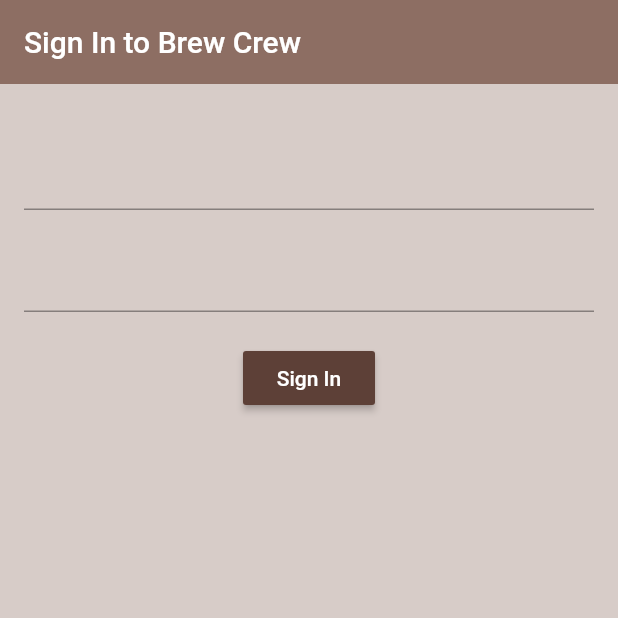
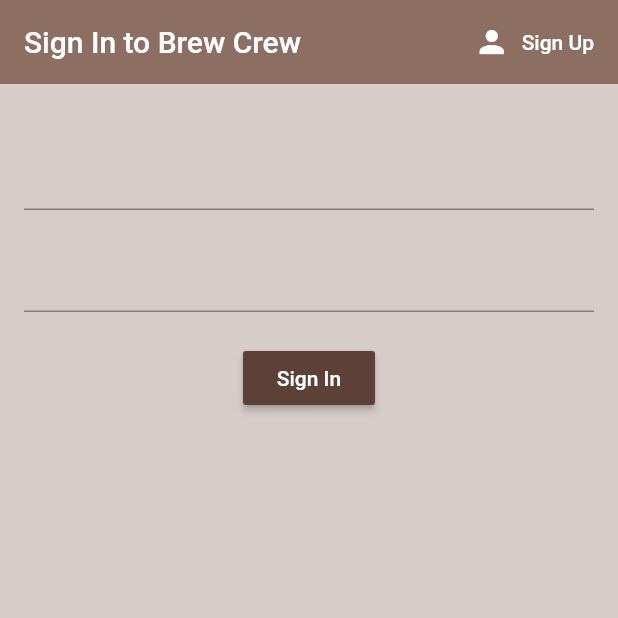
Before and after one commit to joeloudjinz/flutter_coffee, a Flutter app: the screen it shows after launch, on a phone screen of 412 x 824 dp, the top half of it. Run offline on Flutter 3.47's test engine with Material 2 defaults, Android fonts, the phone set to English and light mode, and no system bars; our stand-ins replace firebase_auth; accounts and stored records are empty.

Commit message:
Toggling between sign in & register widgets

```diff
--- a/lib/screens/authenticate/authenticate.dart
+++ b/lib/screens/authenticate/authenticate.dart
@@ -1,3 +1,4 @@
+import 'package:brew_crew/screens/authenticate/register.dart';
 import 'package:brew_crew/screens/authenticate/sign_in.dart';
 import 'package:flutter/material.dart';
 
@@ -7,10 +8,15 @@ class Authenticate extends StatefulWidget {
 }
 
 class _AuthenticateState extends State<Authenticate> {
+  bool doShowSignInWidget = true;
+  void toggleView() {
+    doShowSignInWidget = !doShowSignInWidget;
+  }
+
   @override
   Widget build(BuildContext context) {
-    return Container(
-      child: SignIn(),
-    );
+    return doShowSignInWidget
+        ? SignIn(toggleView: toggleView)
+        : Register(toggleView: toggleView);
   }
 }
--- a/lib/screens/authenticate/sign_in.dart
+++ b/lib/screens/authenticate/sign_in.dart
@@ -2,6 +2,9 @@ import 'package:brew_crew/services/auth.dart';
 import 'package:flutter/material.dart';
 
 class SignIn extends StatefulWidget {
+  final Function toggleView;
+
+  SignIn({this.toggleView});
   @override
   _SignInState createState() => _SignInState();
 }
@@ -18,6 +21,25 @@ class _SignInState extends State<SignIn> {
         backgroundColor: Colors.brown[400],
         elevation: 0.0,
         title: Text('Sign In to Brew Crew'),
+        actions: <Widget>[
+          FlatButton.icon(
+            icon: Icon(
+              Icons.person,
+              color: Colors.white,
+            ),
+            label: Text(
+              'Sign Up',
+              style: TextStyle(
+                color: Colors.white,
+              ),
+            ),
+            onPressed: () {
+              setState(() {
+                widget.toggleView();
+              });
+            },
+          )
+        ],
       ),
       body: Padding(
         padding: const EdgeInsets.all(16.0),
```
Also changed, not shown: lib/screens/authenticate/register.dart (+22 -0 lines).
